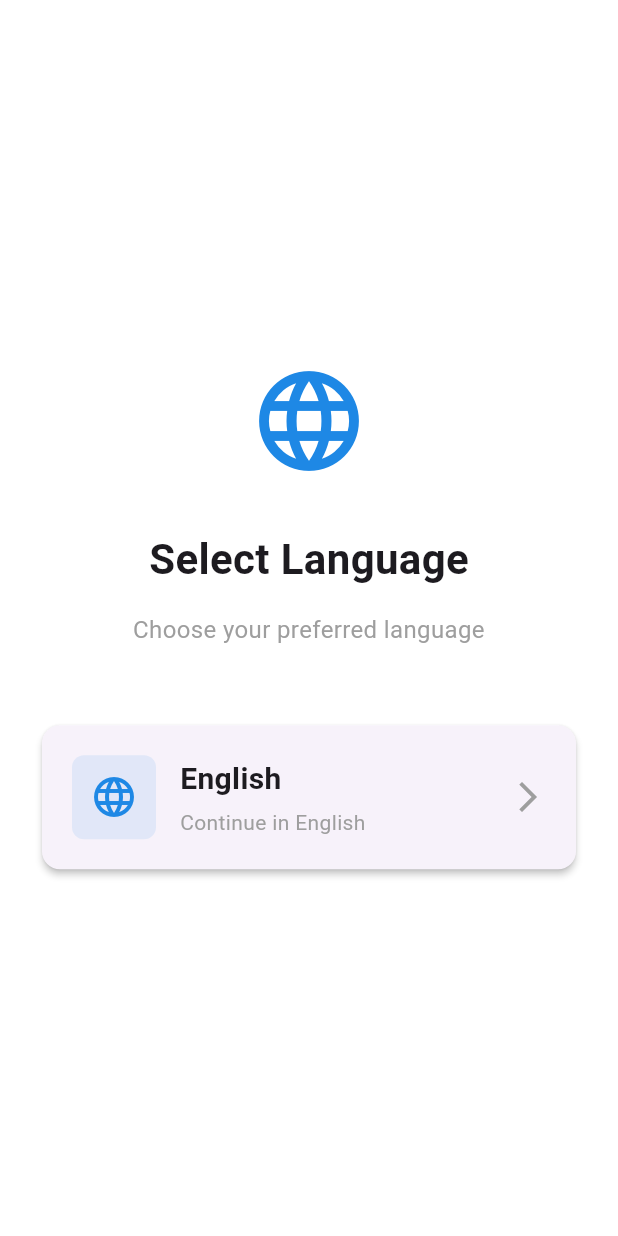
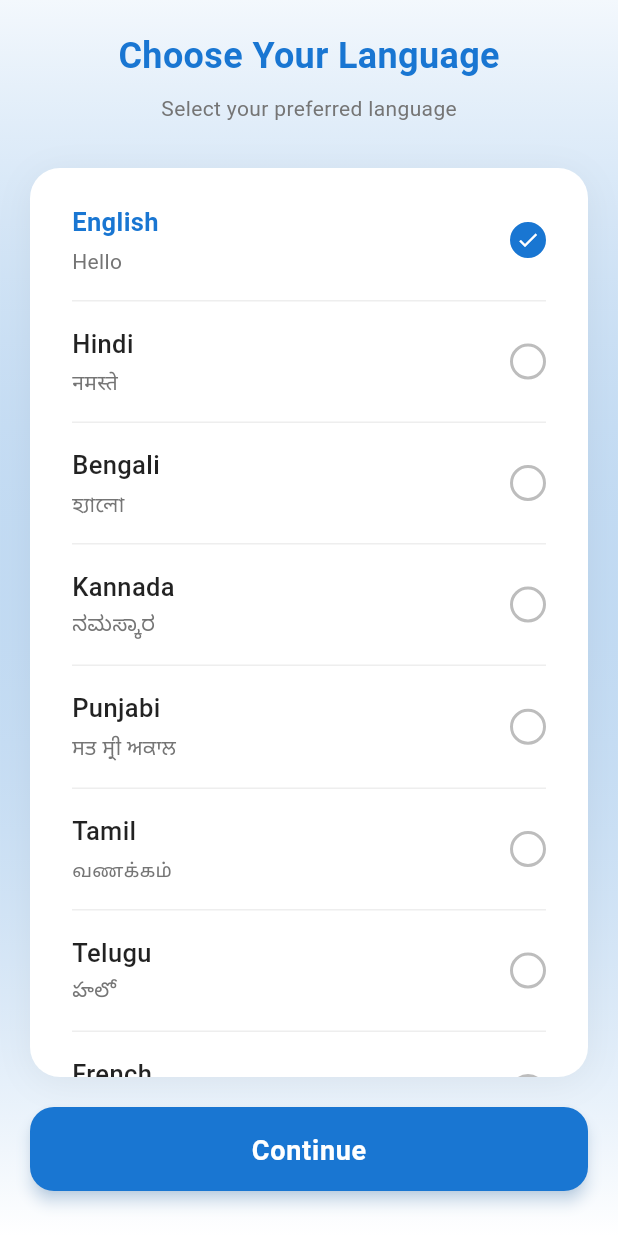
Before and after one commit to priyanshi-devOps11/Flutter-machine-test, a Flutter app: the screen it shows after launch, on a phone screen of 412 x 824 dp. Run offline on Flutter 3.47's test engine with Material 3 defaults, Android fonts, the light colour scheme and no system bars; our stand-ins replace dio, fl_chart, flutter_secure_storage, youtube_player_flutter; accounts and stored records are empty.

Commit message:
updated language select screen

```diff
--- a/lib/screens/language_select.dart
+++ b/lib/screens/language_select.dart
@@ -1,122 +1,199 @@
 import 'package:flutter/material.dart';
 
-class LanguageSelectScreen extends StatelessWidget {
+class LanguageSelectScreen extends StatefulWidget {
   const LanguageSelectScreen({super.key});
+
+  @override
+  State<LanguageSelectScreen> createState() => _LanguageSelectScreenState();
+}
+
+class _LanguageSelectScreenState extends State<LanguageSelectScreen> {
+  String _selectedLanguage = 'English';
+
+  final List<Map<String, String>> languages = [
+    {'name': 'English', 'native': 'Hello'},
+    {'name': 'Hindi', 'native': 'नमस्ते'},
+    {'name': 'Bengali', 'native': 'হ্যালো'},
+    {'name': 'Kannada', 'native': 'ನಮಸ್ಕಾರ'},
+    {'name': 'Punjabi', 'native': 'ਸਤ ਸ੍ਰੀ ਅਕਾਲ'},
+    {'name': 'Tamil', 'native': 'வணக்கம்'},
+    {'name': 'Telugu', 'native': 'హలో'},
+    {'name': 'French', 'native': 'Bonjour'},
+    {'name': 'Spanish', 'native': 'Hola'},
+  ];
 
   @override
   Widget build(BuildContext context) {
     return Scaffold(
-      body: SafeArea(
-        child: Padding(
-          padding: const EdgeInsets.all(24.0),
-          child: Column(
-            mainAxisAlignment: MainAxisAlignment.center,
-            children: [
-              const Icon(
-                Icons.language,
-                size: 80,
-                color: Color(0xFF1E88E5),
-              ),
-              const SizedBox(height: 32),
-              const Text(
-                'Select Language',
-                style: TextStyle(
-                  fontSize: 28,
-                  fontWeight: FontWeight.bold,
+      body: Container(
+        decoration: BoxDecoration(
+          gradient: LinearGradient(
+            begin: Alignment.topCenter,
+            end: Alignment.bottomCenter,
+            colors: [
+              const Color(0xFF1976D2).withOpacity(0.05),
+              Colors.white,
+            ],
           ),
         ),
-              const SizedBox(height: 16),
+        child: SafeArea(
+          child: Column(
+            children: [
+              const SizedBox(height: 20),
+              // Header
               const Text(
-                'Choose your preferred language',
+                'Choose Your Language',
                 style: TextStyle(
-                  fontSize: 16,
-                  color: Colors.grey,
+                  fontSize: 24,
+                  fontWeight: FontWeight.w600,
+                  color: Color(0xFF1976D2),
                 ),
-                textAlign: TextAlign.center,
               ),
-              const SizedBox(height: 48),
-              _LanguageCard(
-                title: 'English',
-                subtitle: 'Continue in English',
-                icon: Icons.language,
+              const SizedBox(height: 8),
+              Text(
+                'Select your preferred language',
+                style: TextStyle(
+                  fontSize: 14,
+                  color: Colors.grey[600],
+                ),
+              ),
+              const SizedBox(height: 30),
+              // Language List
+              Expanded(
+                child: Container(
+                  margin: const EdgeInsets.symmetric(horizontal: 20),
+                  decoration: BoxDecoration(
+                    color: Colors.white,
+                    borderRadius: BorderRadius.circular(20),
+                    boxShadow: [
+                      BoxShadow(
+                        color: Colors.black.withOpacity(0.05),
+                        blurRadius: 20,
+                        offset: const Offset(0, 4),
+                      ),
+                    ],
+                  ),
+                  child: ClipRRect(
+                    borderRadius: BorderRadius.circular(20),
+                    child: ListView.separated(
+                      padding: const EdgeInsets.all(8),
+                      itemCount: languages.length,
+                      separatorBuilder: (context, index) => Divider(
+                        height: 1,
+                        indent: 20,
+                        endIndent: 20,
+                        color: Colors.grey[200],
+                      ),
+                      itemBuilder: (context, index) {
+                        final lang = languages[index];
+                        final isSelected = _selectedLanguage == lang['name'];
+
+                        return Material(
+                          color: Colors.transparent,
+                          child: InkWell(
                             onTap: () {
-                  Navigator.of(context).pushReplacementNamed('/register');
+                              setState(() {
+                                _selectedLanguage = lang['name']!;
+                              });
                             },
+                            child: Container(
+                              padding: const EdgeInsets.symmetric(
+                                horizontal: 20,
+                                vertical: 16,
                               ),
-              // Add more languages here if needed
+                              child: Row(
+                                children: [
+                                  Expanded(
+                                    child: Column(
+                                      crossAxisAlignment:
+                                          CrossAxisAlignment.start,
+                                      children: [
+                                        Text(
+                                          lang['name']!,
+                                          style: TextStyle(
+                                            fontSize: 17,
+                                            fontWeight: isSelected
+                                                ? FontWeight.w600
+                                                : FontWeight.w500,
+                                            color: isSelected
+                                                ? const Color(0xFF1976D2)
+                                                : Colors.black87,
+                                          ),
+                                        ),
+                                        const SizedBox(height: 4),
+                                        Text(
+                                          lang['native']!,
+                                          style: TextStyle(
+                                            fontSize: 14,
+                                            color: Colors.grey[600],
+                                          ),
+                                        ),
+                                      ],
+                                    ),
+                                  ),
+                                  Container(
+                                    width: 24,
+                                    height: 24,
+                                    decoration: BoxDecoration(
+                                      shape: BoxShape.circle,
+                                      border: Border.all(
+                                        color: isSelected
+                                            ? const Color(0xFF1976D2)
+                                            : Colors.grey[400]!,
+                                        width: 2,
+                                      ),
+                                      color: isSelected
+                                          ? const Color(0xFF1976D2)
+                                          : Colors.transparent,
+                                    ),
+                                    child: isSelected
+                                        ? const Icon(
+                                            Icons.check,
+                                            size: 16,
+                                            color: Colors.white,
+                                          )
+                                        : null,
+                                  ),
                                 ],
                               ),
                             ),
                           ),
                         );
-  }
-}
-
-class _LanguageCard extends StatelessWidget {
-  final String title;
-  final String subtitle;
-  final IconData icon;
-  final VoidCallback onTap;
-
-  const _LanguageCard({
-    required this.title,
-    required this.subtitle,
-    required this.icon,
-    required this.onTap,
-  });
-
-  @override
-  Widget build(BuildContext context) {
-    return Card(
-      elevation: 2,
-      shape: RoundedRectangleBorder(
-        borderRadius: BorderRadius.circular(12),
-      ),
-      child: InkWell(
-        onTap: onTap,
-        borderRadius: BorderRadius.circular(12),
-        child: Padding(
-          padding: const EdgeInsets.all(20.0),
-          child: Row(
-            children: [
-              Container(
-                padding: const EdgeInsets.all(12),
-                decoration: BoxDecoration(
-                  color: const Color(0xFF1E88E5).withOpacity(0.1),
-                  borderRadius: BorderRadius.circular(8),
-                ),
-                child: Icon(
-                  icon,
-                  size: 32,
-                  color: const Color(0xFF1E88E5),
+                      },
                     ),
                   ),
-              const SizedBox(width: 16),
-              Expanded(
-                child: Column(
-                  crossAxisAlignment: CrossAxisAlignment.start,
-                  children: [
-                    Text(
-                      title,
-                      style: const TextStyle(
-                        fontSize: 20,
-                        fontWeight: FontWeight.bold,
                 ),
               ),
-                    const SizedBox(height: 4),
-                    Text(
-                      subtitle,
-                      style: const TextStyle(
-                        fontSize: 14,
-                        color: Colors.grey,
+              const SizedBox(height: 20),
+              // Continue Button
+              Padding(
+                padding: const EdgeInsets.fromLTRB(20, 0, 20, 30),
+                child: SizedBox(
+                  width: double.infinity,
+                  height: 56,
+                  child: ElevatedButton(
+                    onPressed: () {
+                      Navigator.of(context).pushReplacementNamed('/register');
+                    },
+                    style: ElevatedButton.styleFrom(
+                      backgroundColor: const Color(0xFF1976D2),
+                      foregroundColor: Colors.white,
+                      shape: RoundedRectangleBorder(
+                        borderRadius: BorderRadius.circular(16),
+                      ),
+                      elevation: 4,
+                      shadowColor: const Color(0xFF1976D2).withOpacity(0.4),
+                    ),
+                    child: const Text(
+                      'Continue',
+                      style: TextStyle(
+                        fontSize: 18,
+                        fontWeight: FontWeight.w600,
+                        letterSpacing: 0.5,
                       ),
                     ),
-                  ],
                   ),
                 ),
-              const Icon(
-                Icons.arrow_forward_ios,
-                color: Colors.grey,
               ),
             ],
           ),
```
Lines whose indentation alone changed are shown as unchanged.
